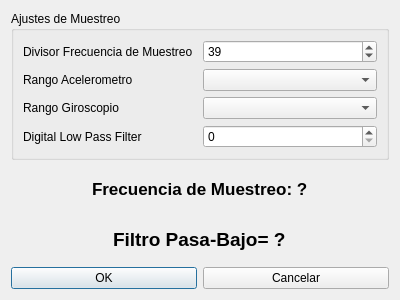
The window that ajustessensores.ui (hectorda/Bio-Feedback) describes before a commit, drawn with Qt 5.
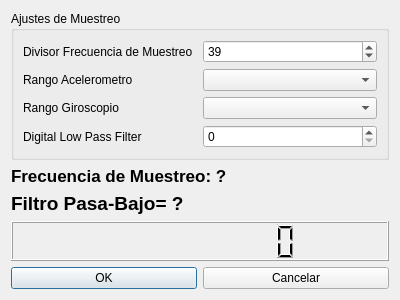
The same window after the commit. Icons and pictures are not drawn.

What changed in the file:
```diff
--- a/ajustessensores.ui
+++ b/ajustessensores.ui
@@ -83,7 +83,10 @@
    </item>
    <item>
     <layout class="QVBoxLayout" name="verticalLayout_2">
-     <item alignment="Qt::AlignHCenter">
+     <item>
+      <layout class="QHBoxLayout" name="horizontalLayout_2"/>
+     </item>
+     <item>
       <widget class="QLabel" name="labelSampleRate">
        <property name="font">
         <font>
@@ -99,7 +102,7 @@
        </property>
       </widget>
      </item>
-     <item alignment="Qt::AlignHCenter">
+     <item>
       <widget class="QLabel" name="labelDLPF">
        <property name="font">
         <font>
@@ -120,6 +123,13 @@
      </item>
     </layout>
    </item>
+   <item>
+    <widget class="QLCDNumber" name="lcdNumberSampleRate">
+     <property name="digitCount">
+      <number>10</number>
+     </property>
+    </widget>
+   </item>
    <item>
     <layout class="QHBoxLayout" name="horizontalLayout">
      <item>
```
